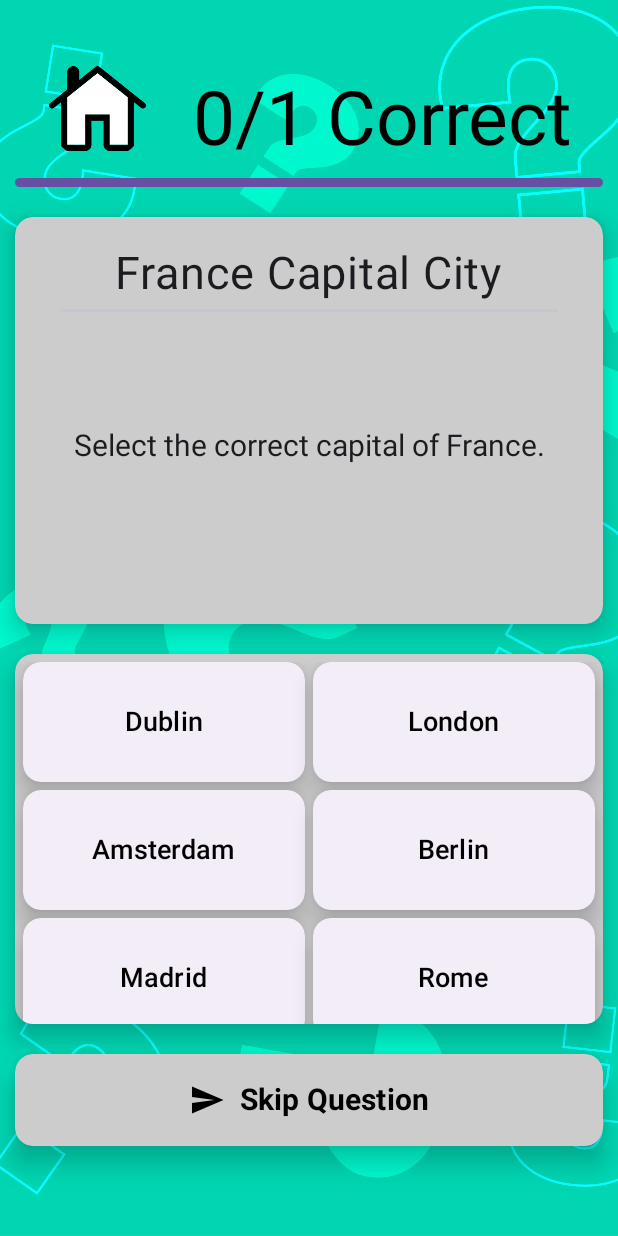
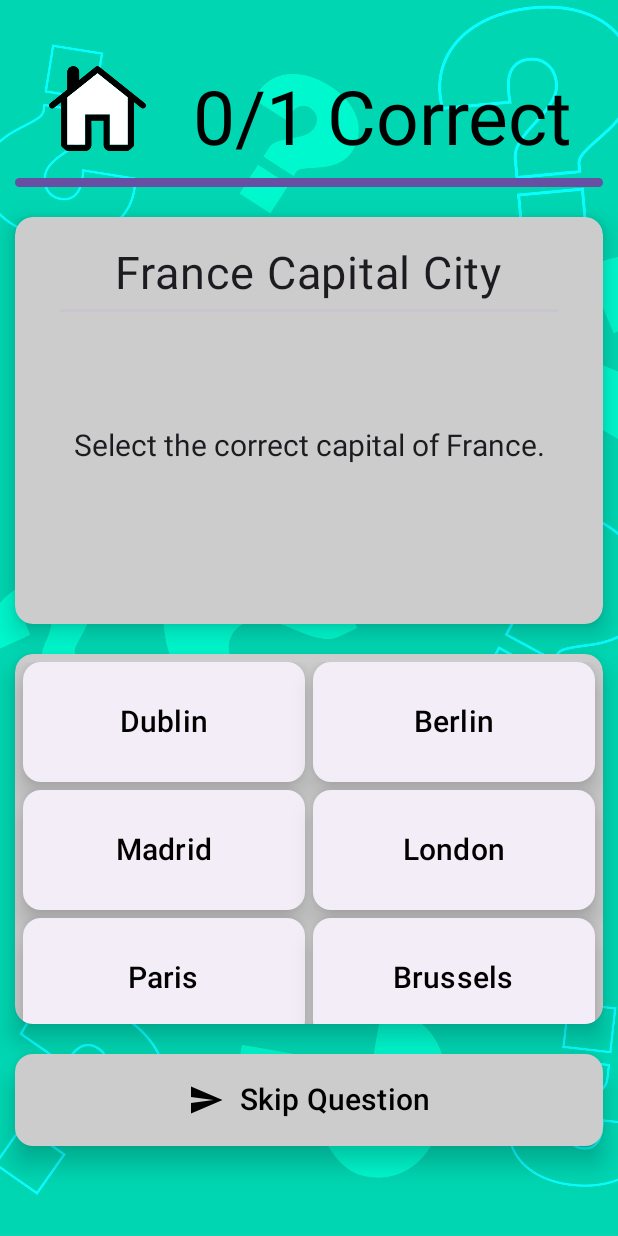
Before and after one commit to Gi6son1/Quizel-App, an Android app built with Jetpack Compose: the @Preview function TestQuestionsWithoutRecursionScreenPreview, on a phone screen of 412 x 824 dp. Run offline under Robolectric (Android 15) with nearby library versions, the phone set to English and light mode, and no system bars; our stand-ins replace Room's generated code, constraintlayout-compose, livedata-compose.

Commit message:
state hoisted and made custom button

```diff
--- a/app/src/main/java/com/cs31620/quizel/datasource/QuizelRoomDatabase.kt
+++ b/app/src/main/java/com/cs31620/quizel/datasource/QuizelRoomDatabase.kt
@@ -44,9 +44,9 @@
                 override fun onCreate(db: SupportSQLiteDatabase) {
                     super.onCreate(db)
 
-                    coroutineScope.launch {
+                    /*coroutineScope.launch {
                         populateDatabase(context, getDatabase(context)!!)
-                    }
+                    }*/
                 }
             }
         }
--- a/app/src/main/java/com/cs31620/quizel/ui/components/TopLevelNavigationScaffold.kt
+++ b/app/src/main/java/com/cs31620/quizel/ui/components/TopLevelNavigationScaffold.kt
@@ -27,7 +27,6 @@
                 modifier = Modifier
                     .padding(start = 10.dp, end = 10.dp, bottom = 10.dp)
                     .clip(RoundedCornerShape(15))
-                    .background(Color.Black)
             )
             {
                 MainPageNavigationBar(navController)
--- /dev/null
+++ b/app/src/main/java/com/cs31620/quizel/ui/components/customcomposables/CustomButtons.kt
@@ -0,0 +1,79 @@
+package com.cs31620.quizel.ui.components.customcomposables
+
+import androidx.compose.foundation.Image
+import androidx.compose.foundation.layout.PaddingValues
+import androidx.compose.foundation.layout.Spacer
+import androidx.compose.foundation.layout.fillMaxHeight
+import androidx.compose.foundation.layout.padding
+import androidx.compose.foundation.layout.size
+import androidx.compose.foundation.layout.wrapContentSize
+import androidx.compose.ui.graphics.Shape
+import androidx.compose.material3.Button
+import androidx.compose.material3.ButtonDefaults
+import androidx.compose.material3.Icon
+import androidx.compose.material3.MaterialTheme
+import androidx.compose.material3.Text
+import androidx.compose.runtime.Composable
+import androidx.compose.ui.Modifier
+import androidx.compose.ui.draw.alpha
+import androidx.compose.ui.draw.shadow
+import androidx.compose.ui.graphics.Color
+import androidx.compose.ui.graphics.painter.Painter
+import androidx.compose.ui.graphics.vector.ImageVector
+import androidx.compose.ui.unit.dp
+import androidx.compose.ui.unit.sp
+
+@Composable
+fun QuizelSimpleButton(
+    onClick: () -> Unit = {},
+    text: Pair<String, Int>? = null,
+    icon: ImageVector? = null,
+    image: Pair<Painter, Int>? = null,
+    colour: Color,
+    enabled: Boolean = true,
+    modifier: Modifier = Modifier,
+    shape: Shape = ButtonDefaults.shape,
+    contentPadding: PaddingValues = ButtonDefaults.ContentPadding
+
+){
+    Button(
+        onClick = onClick,
+        modifier = modifier,
+        elevation = ButtonDefaults.buttonElevation(10.dp),
+        shape = shape,
+        colors = ButtonDefaults.buttonColors(containerColor = colour),
+        enabled = enabled,
+        contentPadding = contentPadding
+    ) {
+        if (icon != null || image != null) {
+            if (icon != null) {
+                Icon(
+                    imageVector = icon,
+                    contentDescription = "Button Icon",
+                    modifier = Modifier.size(25.dp).wrapContentSize().alpha(if (enabled) 1f else 0.5f),
+                    tint = if (colour == Color.LightGray || colour == MaterialTheme.colorScheme.surface) Color.Black else Color.White
+                )
+            } else if (image != null) {
+                Image(
+                    painter = image.first,
+                    contentDescription = "Button Image",
+                    modifier = Modifier.padding(image.second.dp).wrapContentSize().alpha(if (enabled) 1f else 0.5f)
+                )
+            }
+            if (text != null) {
+                Spacer(modifier = Modifier.size(10.dp))
+            }
+        }
+            if (text != null) {
+                Text(
+                    text = text.first, fontSize = text.second.sp, modifier = Modifier
+                        .fillMaxHeight()
+                        .wrapContentSize()
+                        .alpha(if (enabled) 1f else 0.5f),
+                    color = if (colour == Color.LightGray ||
+                        colour == MaterialTheme.colorScheme.surfaceContainer) Color.Black else Color.White
+                )
+            }
+
+    }
+}
--- a/app/src/main/java/com/cs31620/quizel/ui/takequiz/TestQuestionsScreen.kt
+++ b/app/src/main/java/com/cs31620/quizel/ui/takequiz/TestQuestionsScreen.kt
@@ -51,6 +51,7 @@
 import com.cs31620.quizel.ui.components.Answer
 import com.cs31620.quizel.ui.components.Question
 import com.cs31620.quizel.ui.components.TopLevelBackgroundScaffold
+import com.cs31620.quizel.ui.components.customcomposables.QuizelSimpleButton
 import com.cs31620.quizel.ui.navigation.Screen
 
 @Composable
@@ -252,7 +253,7 @@
                         verticalArrangement = Arrangement.spacedBy(5.dp)
                     ) {
                         items(shuffledAnswers) { answer ->
-                            Button(
+                            QuizelSimpleButton(
                                 onClick = {
                                     selectedAnswer = if (selectedAnswer != answer) {
                                         answer
@@ -263,32 +264,17 @@
                                 modifier = Modifier
                                     .fillMaxWidth()
                                     .weight(1f)
-                                    .height(80.dp)
-                                    .shadow(10.dp, MaterialTheme.shapes.medium),
+                                    .height(80.dp),
                                 shape = MaterialTheme.shapes.medium,
-                                colors = ButtonDefaults.buttonColors(
-                                    containerColor = if (selectedAnswer == answer) {
-                                        MaterialTheme.colorScheme.primary
-                                    } else {
-                                        MaterialTheme.colorScheme.surfaceContainer
-                                    }
-                                )
-                            ) {
-                                Text(text = answer.text,
-                                    color = if (selectedAnswer == answer){
-                                        Color.White
-                                    } else {
-                                        Color.Black
-                                    },
-                                    fontSize = 18.sp,
-                                    modifier = Modifier.wrapContentSize()
-                                )
-                            }
+                                colour = if (selectedAnswer == answer) MaterialTheme.colorScheme.primary
+                                             else  MaterialTheme.colorScheme.surfaceContainer,
+                                text = Pair(answer.text, 20),
+                            )
                         }
                     }
                 }
                 if (selectedAnswer != null) {
-                    Button(
+                    QuizelSimpleButton(
                         onClick = {
                             if (selectedAnswer!!.isCorrect){
                                 nextQuestion(true)
@@ -298,48 +284,23 @@
                         },
                         modifier = Modifier
                             .fillMaxWidth()
-                            .weight(2.5f)
-                            .shadow(10.dp, MaterialTheme.shapes.medium),
-                        colors = ButtonDefaults.buttonColors(containerColor = MaterialTheme.colorScheme.primary),
-                        shape = MaterialTheme.shapes.medium
-                    ) {
-                        Icon(
-                            imageVector = Icons.AutoMirrored.Filled.Send,
-                            contentDescription = "Submit icon",
-                            modifier = Modifier
-                                .wrapContentSize(),
-                        )
-                        Spacer(modifier = Modifier.width(10.dp))
-                        Text(text = "Submit Answer",
-                            modifier = Modifier.wrapContentSize(),
-                            fontSize = 20.sp,
-                            fontWeight = FontWeight.Bold)
-                    }
+                            .weight(2.5f),
+                        colour = MaterialTheme.colorScheme.primary,
+                        shape = MaterialTheme.shapes.medium,
+                        text = Pair("Submit Answer", 20),
+                        icon = Icons.AutoMirrored.Filled.Send,
+                    )
                 } else {
-                    Button(
+                    QuizelSimpleButton(
                         onClick = { showSkipDialog = true },
                         modifier = Modifier
                             .fillMaxWidth()
-                            .weight(2.5f)
-                            .shadow(10.dp, MaterialTheme.shapes.medium),
-                        colors = ButtonDefaults.buttonColors(containerColor = Color.LightGray),
-                        shape = MaterialTheme.shapes.medium
-                    ) {
-                        Icon(
-                            imageVector = Icons.AutoMirrored.Filled.Send,
-                            contentDescription = "Submit icon",
-                            modifier = Modifier
-                                .wrapContentSize(),
-                            tint = Color.Black
-                        )
-                        Spacer(modifier = Modifier.width(10.dp))
-                        Text(text = "Skip Question",
-                            color = Color.Black,
-                            modifier = Modifier.wrapContentSize(),
-                            fontSize = 20.sp,
-                            fontWeight = FontWeight.Bold
-                        )
-                    }
+                            .weight(2.5f),
+                        colour = Color.LightGray,
+                        shape = MaterialTheme.shapes.medium,
+                        text = Pair("Skip Question", 20),
+                        icon = Icons.AutoMirrored.Filled.Send,
+                    )
                 }
             }
         }
```
Also changed, not shown: app/src/main/java/com/cs31620/quizel/ui/components/customcomposables/ActionCheckDialog.kt (+5 -8 lines), app/src/main/java/com/cs31620/quizel/ui/questionbank/AddAnswerDialog.kt (+12 -22 lines), app/src/main/java/com/cs31620/quizel/ui/questionbank/QuestionBankScreen.kt (+22 -52 lines), app/src/main/java/com/cs31620/quizel/ui/questionbank/QuestionEditScreen.kt (+41 -59 lines), app/src/main/java/com/cs31620/quizel/ui/takequiz/QuizResultsScreen.kt (+22 -38 lines), app/src/main/java/com/cs31620/quizel/ui/takequiz/TakeQuizScreen.kt (+18 -28 lines).
